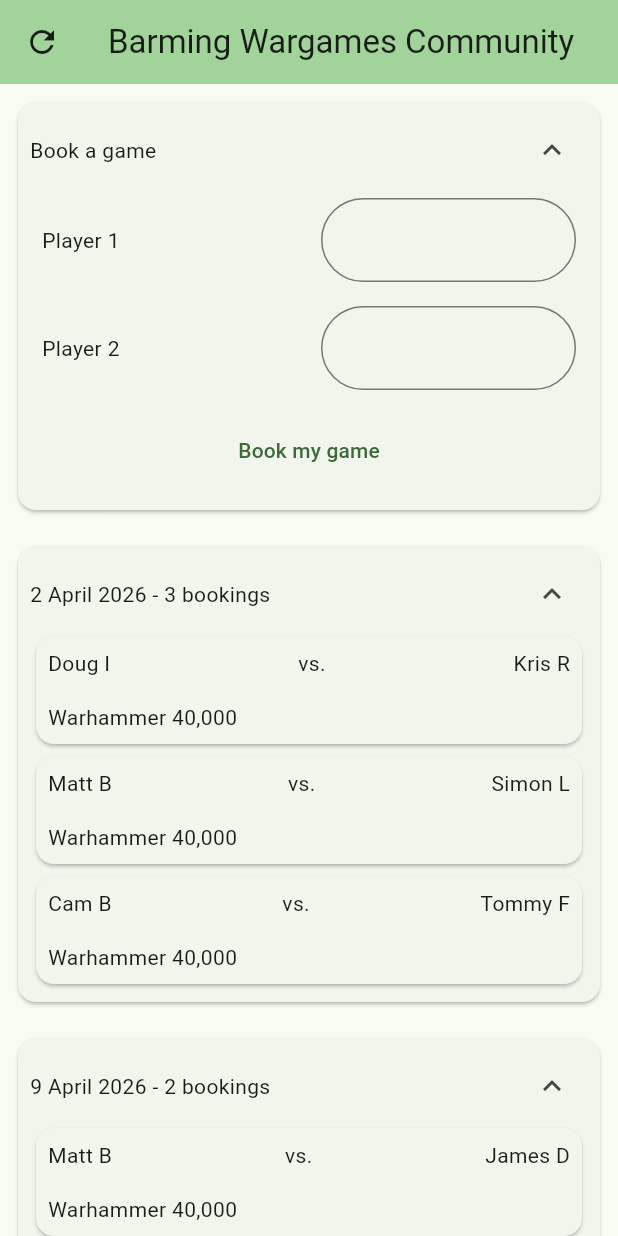
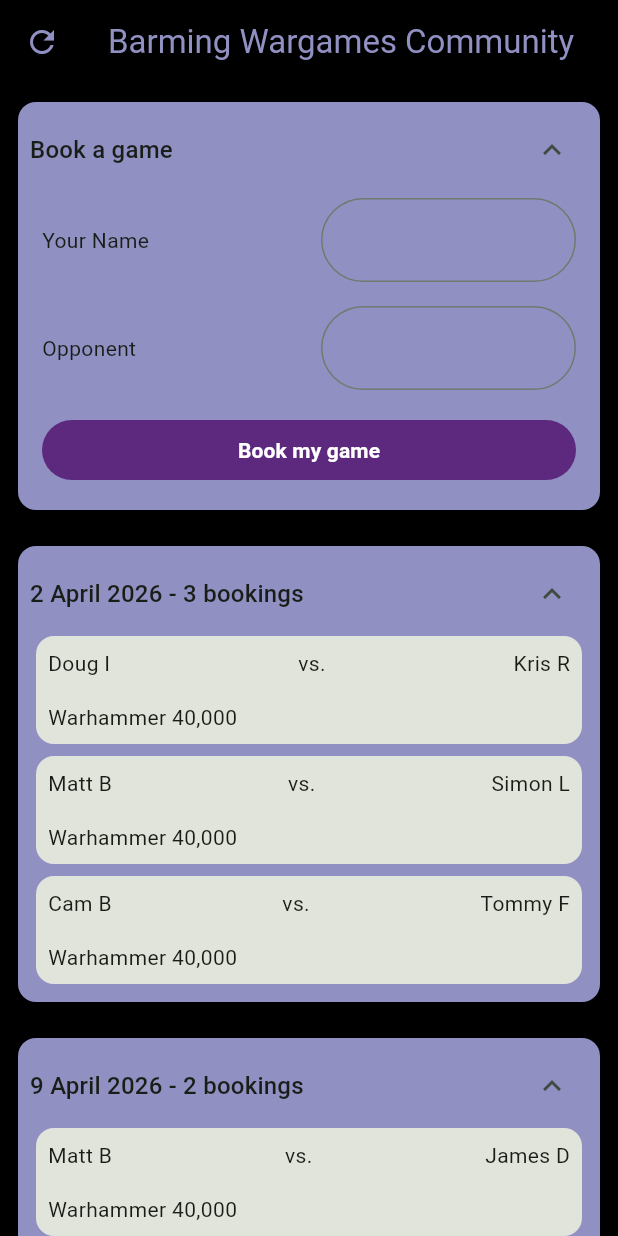
Before and after one commit to dougidle/bwg, a Flutter app: the screen it shows after launch, on a phone screen of 412 x 824 dp. Run offline on Flutter 3.47's test engine with Material 3 defaults, Android fonts, the phone set to English and light mode, and no system bars.

Commit message:
Added a lot of colur definitions

```diff
--- a/lib/main.dart
+++ b/lib/main.dart
@@ -1,3 +1,4 @@
+import 'package:bwg/resources/bwg_colors.dart';
 import 'package:flutter/material.dart';
 import 'widgets/bwg_widgets.dart';
 import 'widgets/booking.dart';
@@ -117,7 +118,8 @@ class _BWGHomePageState extends State<BWGHomePage> {
         // TRY THIS: Try changing the color here to a specific color (to
         // Colors.amber, perhaps?) and trigger a hot reload to see the AppBar
         // change color while the other colors stay the same.
-        backgroundColor: Theme.of(context).colorScheme.inversePrimary,
+        foregroundColor: bwg_lilac,
+        backgroundColor: Colors.black,
         // Here we take the value from the BWGHomePage object that was created by
         // the App.build method, and use it to set our appbar title.
         title: Text(widget.title),
@@ -126,6 +128,7 @@ class _BWGHomePageState extends State<BWGHomePage> {
           icon: theIcon
         ),
       ),
+      backgroundColor: Colors.black,
       body: Center(
         child: ListView(
           children: <Widget>[
--- /dev/null
+++ b/lib/resources/bwg_colors.dart
@@ -0,0 +1,6 @@
+import 'package:flutter/material.dart';
+
+final Color bwg_lilac = Color.fromRGBO(144, 144, 194, 1);
+final Color bwg_midpurple = Color.fromRGBO(122, 76, 148, 1);
+final Color bwg_darkpurple = Color.fromRGBO(93, 41, 126, 1);
+final Color bwg_red= Color.fromRGBO(172, 43, 45, 1);
--- a/lib/widgets/booking_tile.dart
+++ b/lib/widgets/booking_tile.dart
@@ -9,7 +9,7 @@ class BookingTile extends StatelessWidget {
 
   @override
   Widget build(BuildContext context) {
-    return Card(
+    return Card.filled(
       child: Column(
         children: <Widget>[
           Padding(
--- a/lib/widgets/daybookings_tile.dart
+++ b/lib/widgets/daybookings_tile.dart
@@ -1,6 +1,7 @@
 import 'package:flutter/material.dart';
 import 'bwg_widgets.dart';
 import 'booking.dart';
+import '../resources/bwg_colors.dart';
 
 class DayBookingTile extends StatefulWidget {
   const DayBookingTile(this.theDate, this.theBookings, {super.key});
@@ -53,13 +54,17 @@ class _DayBookingState extends State<DayBookingTile> {
 
     theWidgetList.add(
       Row(
-              children: <Widget>[
-                Text('${widget.theDate} - ${bookingsList.length} bookings'),
-                Spacer(),
-                IconButton(
-                  onPressed: _doExpand,
-                  icon: theIcon),
-              ]
+        children: <Widget>[
+          Text(
+            '${widget.theDate} - ${bookingsList.length} bookings',
+            style: Theme.of(context).textTheme.titleMedium
+          ),
+          Spacer(),
+          IconButton(
+            onPressed: _doExpand,
+            icon: theIcon
+          ),
+        ]
       )
     );
     if (_isExpanded) {
@@ -69,6 +74,7 @@ class _DayBookingState extends State<DayBookingTile> {
     return Padding(
       padding: EdgeInsets.all(8.0),
       child: Card(
+        color: bwg_lilac,
         child: Column(
           children: <Widget>[
             Padding(
--- a/lib/widgets/makebooking.dart
+++ b/lib/widgets/makebooking.dart
@@ -1,5 +1,6 @@
 import 'package:flutter/material.dart';
 import 'booking.dart';
+import '../resources/bwg_colors.dart';
 
 class MakeBookingTile extends StatefulWidget {
   const MakeBookingTile({super.key});
@@ -60,7 +61,10 @@ class _MakeBookingState extends State<MakeBookingTile> {
     theWidgetList.add(
       Row(
         children: <Widget>[
-          Text('Book a game'),
+          Text(
+            'Book a game',
+            style: Theme.of(context).textTheme.titleMedium
+          ),
           Spacer(),
           IconButton(
             onPressed: _doExpand,
@@ -76,7 +80,7 @@ class _MakeBookingState extends State<MakeBookingTile> {
           Expanded(
             child: Padding(
               padding: const EdgeInsets.all(8.0),
-              child: Text("Player 1"),
+              child: Text("Your Name"),
             ),
           ),
           Expanded(
@@ -103,7 +107,7 @@ class _MakeBookingState extends State<MakeBookingTile> {
           Expanded(
             child: Padding(
               padding: const EdgeInsets.all(8.0),
-              child: Text("Player 2"),
+              child: Text("Opponent"),
             ),
           ),
           Expanded(
@@ -134,7 +138,17 @@ class _MakeBookingState extends State<MakeBookingTile> {
                 onPressed: (){
                   _reserveGame();
                 },
-                child: Text("Book my game")
+                style: TextButton.styleFrom(
+                  backgroundColor: bwg_darkpurple
+                ),
+                child: Text(
+                  "Book my game",
+                   style: TextStyle(
+                    color: Colors.white,
+                    fontWeight: FontWeight.bold
+                   )
+                   //Theme.of(context).textTheme.titleMedium
+                )
               ),
             ),
           ),
@@ -149,6 +163,7 @@ class _MakeBookingState extends State<MakeBookingTile> {
     return Padding(
       padding: EdgeInsets.all(8.0),
       child: Card(
+        color: bwg_lilac,
         child: Column(
           children: <Widget>[
             Padding(
@@ -159,7 +174,7 @@ class _MakeBookingState extends State<MakeBookingTile> {
               ) ,
             ),
           ]
-        )
+        ),
       )
     );
   }
```
